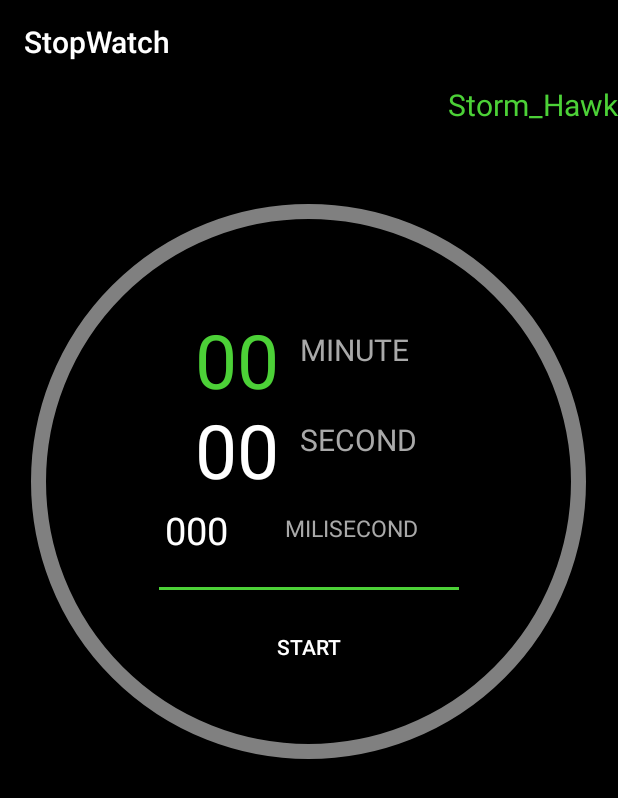
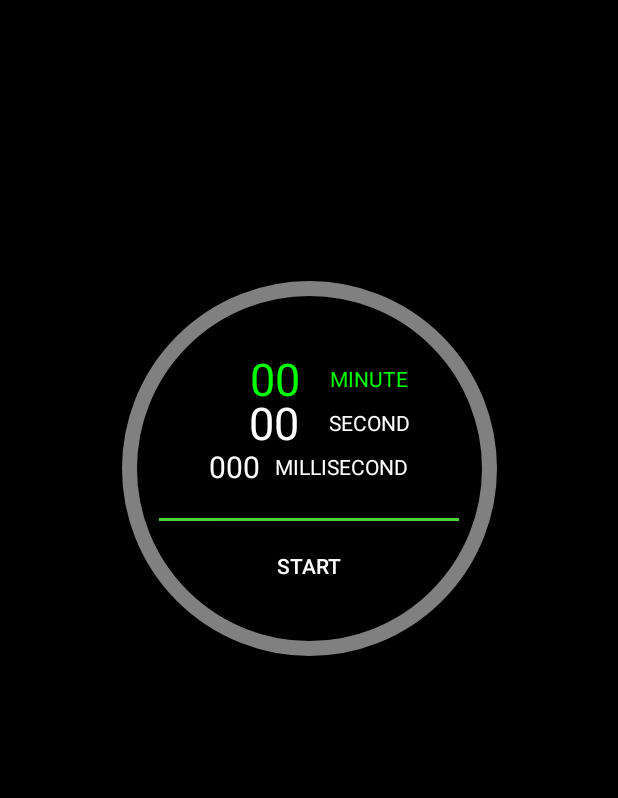
Before and after one commit to strom-hawk/StopWatch, an Android app: the screen it shows after launch (MainActivity), on a phone screen of 412 x 824 dp. Shown: the top 798 px of the screen. Run offline under Robolectric (Android 15) with nearby library versions, the phone set to English and light mode, and no system bars.

Commit message:
images and new strings inserted

```diff
--- a/app/src/main/res/layout/activity_main.xml
+++ b/app/src/main/res/layout/activity_main.xml
@@ -1,133 +1,132 @@
 <?xml version="1.0" encoding="utf-8"?>
-<ScrollView xmlns:android="http://schemas.android.com/apk/res/android"
+<android.support.constraint.ConstraintLayout xmlns:android="http://schemas.android.com/apk/res/android"
     xmlns:app="http://schemas.android.com/apk/res-auto"
-    xmlns:tools="http://schemas.android.com/tools"
     android:layout_width="match_parent"
     android:layout_height="match_parent"
-    android:fillViewport="true"
-    tools:context="com.example.saurav.stopwatch.MainActivity">
-
-    <RelativeLayout
-        android:id="@+id/drawingLayout"
-        android:layout_width="match_parent"
-        android:layout_height="match_parent"
-        android:background="#000000">
+    android:background="@color/colorPrimary">
+    <!--android:background="@drawable/background"-->
 
     <View
-            android:layout_width="370dp"
-            android:layout_height="370dp"
+        android:id="@+id/watchBoundary"
+        android:layout_width="250dp"
+        android:layout_height="250dp"
         android:layout_centerHorizontal="true"
         android:layout_marginTop="80dp"
-            android:background="@drawable/circlebackground"/>
+        android:layout_marginBottom="280dp"
+        android:background="@drawable/circlebackground"
+        app:layout_constraintBottom_toBottomOf="parent"
+        app:layout_constraintEnd_toEndOf="parent"
+        app:layout_constraintStart_toStartOf="parent"
+        app:layout_constraintTop_toTopOf="parent" />
 
     <View
         android:id="@+id/lineView"
+        android:layout_width="200dp"
         android:layout_height="2dp"
-            android:layout_width="200dp"
+        android:layout_centerHorizontal="true"
         android:background="#4cd137"
-            android:layout_centerHorizontal="true"
-            android:layout_marginTop="335dp"
-            />
-
-        <Button
-            android:id="@+id/startButton"
-            android:layout_width="140dp"
-            android:layout_height="70dp"
-            android:layout_centerHorizontal="true"
-            android:layout_marginTop="340dp"
-            android:text="START"
-            android:textColor="#ffffff"
-            android:background="#000000"/>
-
-        <Button
-            android:id="@+id/resetButton"
-            android:layout_width="140dp"
-            android:layout_height="70dp"
-            android:layout_alignParentBottom="true"
-            android:layout_alignParentLeft="true"
-            android:layout_alignParentStart="true"
-            android:layout_marginBottom="12dp"
-            android:layout_marginLeft="24dp"
-            android:layout_marginStart="24dp"
-            android:background="#000000"
-            android:text="RESET"
-            android:textColor="#ffffff" />
+        app:layout_constraintBottom_toTopOf="@id/startButton"
+        app:layout_constraintEnd_toEndOf="parent"
+        app:layout_constraintStart_toStartOf="parent" />
 
     <TextView
-            android:id="@+id/minuteText"
+        android:id="@+id/minuteTextView"
+        android:layout_width="wrap_content"
         android:layout_height="wrap_content"
-            android:layout_width="wrap_content"
-            android:text="MINUTE"
-            android:textSize="20dp"
-            android:textColor="#a9a9a9"
-            android:layout_marginLeft="200dp"
-            android:layout_marginTop="163dp"
-            />
+        android:layout_marginStart="80dp"
+        android:layout_marginLeft="80dp"
+        android:layout_marginBottom="320dp"
+        android:text="@string/minute"
+        android:textColor="@color/colorSecondary"
+        app:layout_constraintBottom_toBottomOf="parent"
+        app:layout_constraintEnd_toEndOf="parent"
+        app:layout_constraintStart_toStartOf="parent"
+        app:layout_constraintTop_toTopOf="parent" />
 
     <TextView
-            android:id="@+id/secondText"
+        android:id="@+id/secondTextView"
+        android:layout_width="wrap_content"
         android:layout_height="wrap_content"
-            android:layout_width="wrap_content"
-            android:text="SECOND"
-            android:textSize="20dp"
-            android:textColor="#a9a9a9"
-            android:layout_marginLeft="200dp"
-            android:layout_marginTop="223dp"
-            />
+        android:layout_marginTop="10dp"
+        android:text="@string/second"
+        android:textColor="@color/white"
+        app:layout_constraintEnd_toEndOf="@id/minuteTextView"
+        app:layout_constraintStart_toStartOf="@id/minuteTextView"
+        app:layout_constraintTop_toBottomOf="@id/minuteTextView" />
 
     <TextView
-            android:id="@+id/milisecondText"
+        android:id="@+id/millisecondTextView"
+        android:layout_width="wrap_content"
         android:layout_height="wrap_content"
-            android:layout_width="wrap_content"
-            android:text="MILISECOND"
-            android:textSize="15dp"
-            android:textColor="#a9a9a9"
-            android:layout_marginLeft="190dp"
-            android:layout_marginTop="285dp"
-            />
+        android:layout_marginTop="10dp"
+        android:text="@string/millisecond"
+        android:textColor="@color/white"
+        app:layout_constraintEnd_toEndOf="@id/minuteTextView"
+        app:layout_constraintTop_toBottomOf="@id/secondTextView" />
 
     <TextView
         android:id="@+id/viewMin"
         android:layout_width="wrap_content"
         android:layout_height="wrap_content"
-            android:layout_marginLeft="130dp"
-            android:layout_marginTop="150dp"
-            android:text="00"
-            android:textSize="50dp"
-            android:textColor="#4cd137"
-            android:visibility="visible"/>
+        android:layout_marginEnd="20dp"
+        android:layout_marginRight="20dp"
+        android:text="@string/timeFormat01"
+        android:textColor="@color/colorSecondary"
+        android:textSize="30sp"
+        app:layout_constraintBottom_toBottomOf="@id/minuteTextView"
+        app:layout_constraintEnd_toStartOf="@id/minuteTextView"
+        app:layout_constraintTop_toTopOf="@id/minuteTextView" />
 
     <TextView
         android:id="@+id/viewSec"
         android:layout_width="wrap_content"
         android:layout_height="wrap_content"
-            android:layout_marginLeft="130dp"
-            android:layout_marginTop="210dp"
-            android:text="00"
-            android:textSize="50dp"
-            android:textColor="#ffffff"
-            android:visibility="visible"/>
+        android:layout_marginEnd="20dp"
+        android:layout_marginRight="20dp"
+        android:text="@string/timeFormat01"
+        android:textColor="@color/white"
+        android:textSize="30sp"
+        app:layout_constraintBottom_toBottomOf="@id/secondTextView"
+        app:layout_constraintEnd_toStartOf="@id/secondTextView"
+        app:layout_constraintTop_toTopOf="@id/secondTextView" />
 
     <TextView
         android:id="@+id/viewMiliSec"
         android:layout_width="wrap_content"
         android:layout_height="wrap_content"
-            android:layout_marginLeft="110dp"
-            android:layout_marginTop="280dp"
-            android:text="000"
-            android:textSize="25dp"
+        android:layout_marginEnd="10dp"
+        android:layout_marginRight="10dp"
+        android:text="@string/timeFormat02"
+        android:textColor="@color/white"
+        android:textSize="20sp"
+        app:layout_constraintBottom_toBottomOf="@id/millisecondTextView"
+        app:layout_constraintEnd_toStartOf="@id/millisecondTextView"
+        app:layout_constraintTop_toTopOf="@id/millisecondTextView" />
+
+
+    <Button
+        android:id="@+id/startButton"
+        android:layout_width="120dp"
+        android:layout_height="60dp"
+        android:layout_marginBottom="70dp"
+        android:background="#000000"
+        android:onClick="onStartOnPause"
+        android:text="@string/start"
         android:textColor="#ffffff"
-            android:visibility="visible"/>
+        app:layout_constraintBottom_toBottomOf="parent"
+        app:layout_constraintEnd_toEndOf="parent"
+        app:layout_constraintStart_toStartOf="parent"
+        app:layout_constraintTop_toTopOf="parent" />
 
-        <TextView
-            android:id="@+id/signature"
+    <Button
+        android:id="@+id/resetButton"
         android:layout_width="wrap_content"
         android:layout_height="wrap_content"
-            android:textSize="20dp"
-            android:layout_alignParentRight="true"
-            android:textColor="#4cd137"
-            android:text="Storm_Hawk"/>
+        android:background="#000000"
+        android:onClick="onReset"
+        android:text="@string/reset"
+        android:textColor="#ffffff"
+        app:layout_constraintBottom_toBottomOf="parent"
+        app:layout_constraintStart_toStartOf="parent" />
 
-
-    </RelativeLayout>
-</ScrollView>
+</android.support.constraint.ConstraintLayout>
--- a/app/src/main/res/values/colors.xml
+++ b/app/src/main/res/values/colors.xml
@@ -3,4 +3,7 @@
     <color name="colorPrimary">#000000</color>
     <color name="colorPrimaryDark">#000000</color>
     <color name="colorAccent">#FF4081</color>
+    <color name="colorSecondary">#00FF00</color>
+    <color name="white">#FFFFFF</color>
+
 </resources>
--- a/app/src/main/res/values/strings.xml
+++ b/app/src/main/res/values/strings.xml
@@ -3,4 +3,11 @@
     <string name="stop">STOP</string>
     <string name="start">START</string>
     <string name="reset">RESET</string>
+    <string name="resume">RESUME</string>
+    <string name="minute">MINUTE</string>
+    <string name="second">SECOND</string>
+    <string name="millisecond">MILLISECOND</string>
+    <string name="timeFormat01">00</string>
+    <string name="timeFormat02">000</string>
+
 </resources>
--- a/app/src/main/res/values/styles.xml
+++ b/app/src/main/res/values/styles.xml
@@ -1,7 +1,7 @@
 <resources>
 
     <!-- Base application theme. -->
-    <style name="AppTheme" parent="Theme.AppCompat.Light.DarkActionBar">
+    <style name="AppTheme" parent="Theme.AppCompat.Light.NoActionBar">
         <!-- Customize your theme here. -->
         <item name="colorPrimary">@color/colorPrimary</item>
         <item name="colorPrimaryDark">@color/colorPrimaryDark</item>
```
Also changed, not shown: app/src/main/res/drawable-hdpi/background.png (added), app/src/main/res/drawable-hdpi/background_image.png (added), app/src/main/res/drawable-ldpi/background.png (added), app/src/main/res/drawable-ldpi/background_image.png (added), app/src/main/res/drawable-mdpi/background.png (added), app/src/main/res/drawable-mdpi/background_image.png (added), app/src/main/res/drawable-xhdpi/background.png (added), app/src/main/res/drawable-xhdpi/background_image.png (added), app/src/main/res/drawable-xxhdpi/background.png (added), app/src/main/res/drawable-xxhdpi/background_image.png (added), app/src/main/res/drawable-xxxhdpi/background.png (added), app/src/main/res/drawable-xxxhdpi/background_image.png (added), app/src/main/res/drawable/background.png (added). Lines whose indentation alone changed are shown as unchanged.
